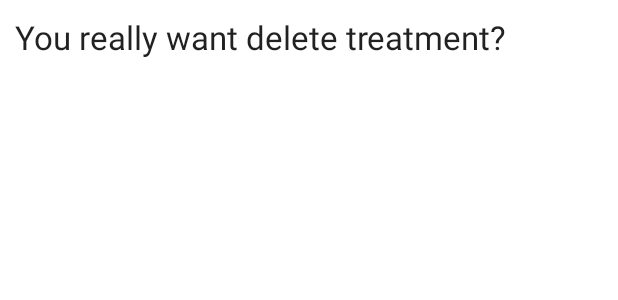
After one commit to Nooomer/TVM, an Android app: the layout delete_alert.xml on its own in the app's theme, with its tools: preview values and no code run, on a phone screen of 412 x 824 dp. The commit adds this screen. Shown: the top 300 px of the screen. Run offline under Robolectric (Android 15) with nearby library versions, the phone set to English and light mode, and no system bars.

Commit message:
Add delete_alert.xml and him translating.

```diff
--- /dev/null
+++ b/app/src/main/res/layout/delete_alert.xml
@@ -0,0 +1,19 @@
+<?xml version="1.0" encoding="utf-8"?>
+<LinearLayout
+    xmlns:android="http://schemas.android.com/apk/res/android"
+    android:id="@+id/layout_root"
+    android:clickable="true"
+    android:layout_width="fill_parent"
+    android:layout_height="fill_parent"
+    android:orientation="vertical"
+    android:padding="10dp"
+    android:focusable="true"
+    >
+
+    <TextView
+        android:id="@+id/phone_number_field"
+        android:layout_width="wrap_content"
+        android:layout_height="wrap_content"
+        android:text="@string/treatment_delete_string"
+        android:textAppearance="?android:attr/textAppearanceLarge" />
+</LinearLayout>
--- a/app/src/main/res/values-night/strings.xml
+++ b/app/src/main/res/values-night/strings.xml
@@ -18,4 +18,5 @@
     <string name="deasease_category">Select the category of your disease</string>
     <string name="update">Update</string>
     <string name="enter_conclusion">Enter conclusion</string>
+    <string name="treatment_delete_string">You really want delete treatment?</string>
 </resources>
--- a/app/src/main/res/values/strings.xml
+++ b/app/src/main/res/values/strings.xml
@@ -24,4 +24,5 @@
     <string name="add_conclusion">Add conclusion</string>
     <string name="add_treatment">Add treatment</string>
     <string name="good_add">Adding sucessful</string>
+    <string name="treatment_delete_string">You really want delete treatment?</string>
 </resources>
```
Also changed, not shown: 1 other file.
